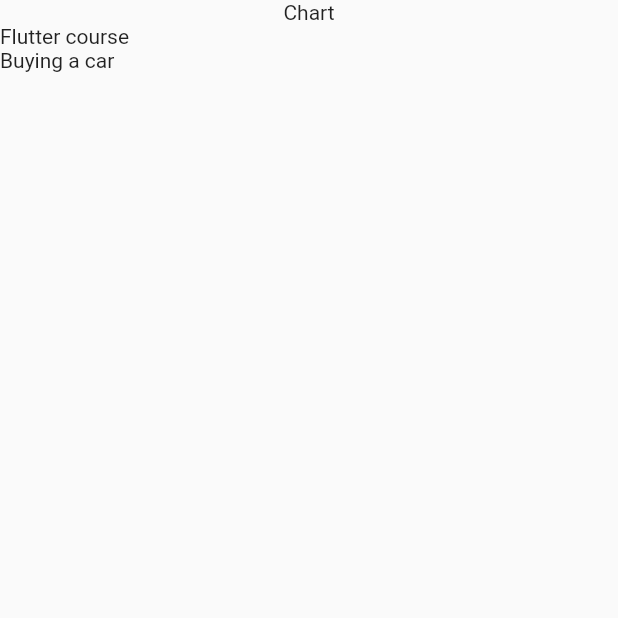
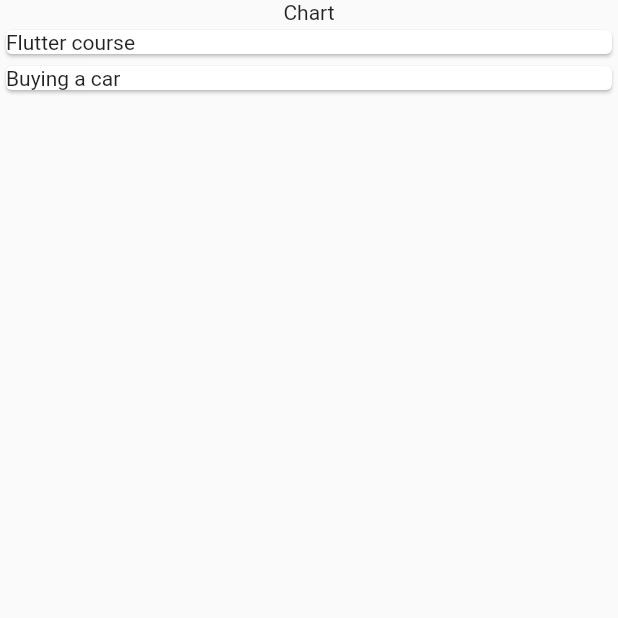
Before and after one commit to Jean-Lionel/expense_trucker, a Flutter app: the screen it shows after launch, on a phone screen of 412 x 824 dp, the top half of it. Run offline on Flutter 3.47's test engine with Material 2 defaults, Android fonts, the phone set to English and light mode, and no system bars.

Commit message:
add expense item

```diff
--- a/lib/main.dart
+++ b/lib/main.dart
@@ -1,4 +1,4 @@
-import 'package:expense_trucker/expenses.dart';
+import 'package:expense_trucker/widget/expenses.dart';
 import 'package:flutter/material.dart';
 
 void main() {
--- /dev/null
+++ b/lib/widget/expense_item.dart
@@ -0,0 +1,14 @@
+import 'package:expense_trucker/models/expense.dart';
+import 'package:flutter/material.dart';
+
+class ExpenseItem extends StatelessWidget {
+  const ExpenseItem(this.expense, {super.key});
+
+  final Expense expense;
+  @override
+  Widget build(BuildContext context) {
+    return Card(
+      child: Text(expense.title),
+    );
+  }
+}
--- a/lib/expenses.dart
+++ b/lib/widget/expenses.dart
@@ -1,5 +1,5 @@
-import 'package:expense_trucker/expenses_list.dart';
 import 'package:expense_trucker/models/expense.dart';
+import 'package:expense_trucker/widget/expenses_list.dart';
 import 'package:flutter/material.dart';
 
 class Expenses extends StatefulWidget {
--- a/lib/expenses_list.dart
+++ b/lib/widget/expenses_list.dart
@@ -1,4 +1,5 @@
 import 'package:expense_trucker/models/expense.dart';
+import 'package:expense_trucker/widget/expense_item.dart';
 import 'package:flutter/material.dart';
 
 class ExpenseList extends StatelessWidget {
@@ -10,7 +11,7 @@ class ExpenseList extends StatelessWidget {
   Widget build(BuildContext context) {
     return ListView.builder(
       itemCount: expenses.length,
-      itemBuilder: (ctx, index) => Text(expenses[index].title),
+      itemBuilder: (ctx, index) => ExpenseItem(expenses[index]),
     );
   }
 }
```
